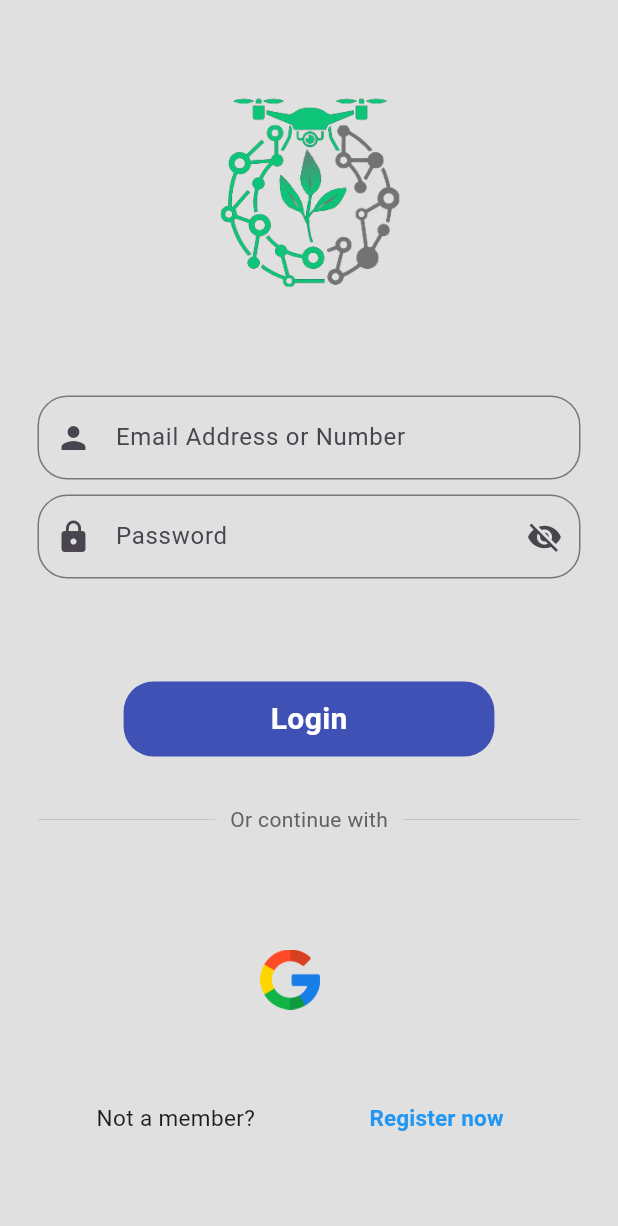
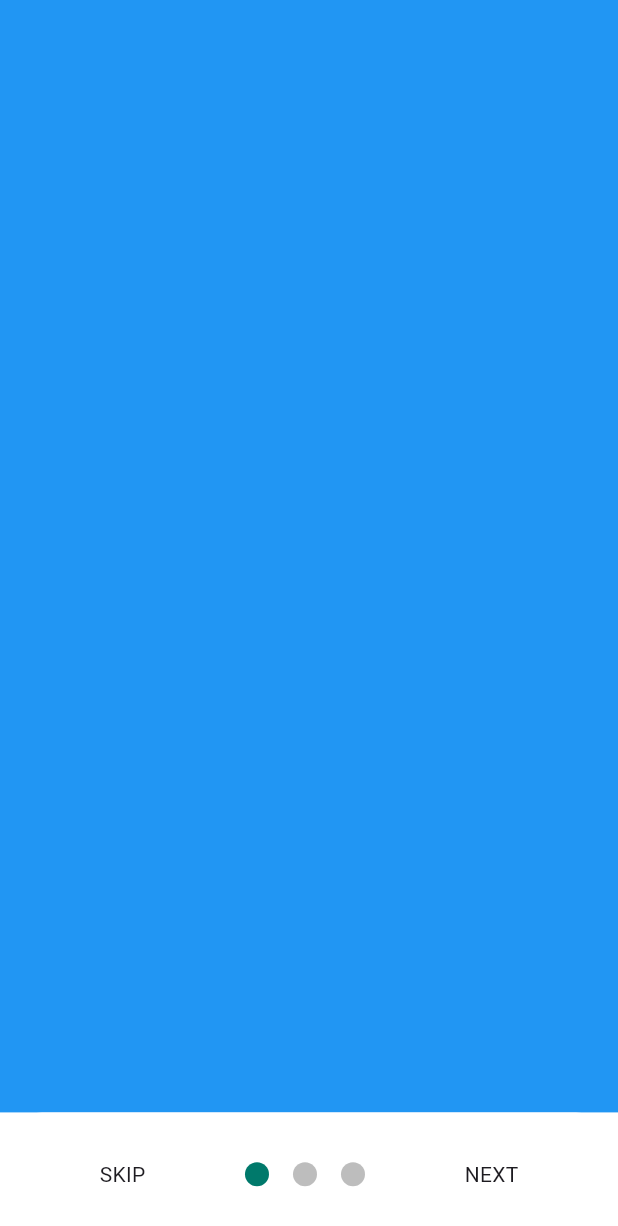
Before and after one commit to Axe-Digital/plantAI, a Flutter app: the screen it shows after launch, on a phone screen of 412 x 824 dp. Shown: the top 1226 px of the screen. Run offline on Flutter 3.47's test engine with Material 3 defaults, Android fonts, the phone set to English and light mode, and no system bars; drawn by our look-alikes of smooth_page_indicator; our stand-ins replace camera, cloud_firestore, firebase_auth, firebase_core, google_sign_in, image_picker and 1 more; missing offline and left inert: tflite_flutter; accounts and stored records are empty.

Commit message:
another commit

```diff
--- a/lib/test.dart
+++ b/lib/test.dart
@@ -0,0 +1,113 @@
+import 'package:flutter/material.dart';
+import 'package:plant_ai/view/home_page.dart';
+import 'package:plant_ai/view/login_page.dart';
+import 'package:smooth_page_indicator/smooth_page_indicator.dart';
+
+class OnBoardingScreen extends StatefulWidget {
+  // final PageController controller;
+  const OnBoardingScreen({
+    super.key,
+  });
+
+  @override
+  State<OnBoardingScreen> createState() => _OnBoardingScreenState();
+}
+
+class _OnBoardingScreenState extends State<OnBoardingScreen> {
+  final PageController _controller = PageController();
+
+  bool _onLastPage = false;
+
+  @override
+  void dispose() {
+    _controller.dispose();
+    super.dispose();
+  }
+
+  @override
+  Widget build(BuildContext context) {
+    final height = MediaQuery.of(context).size.height;
+
+    return Scaffold(
+        body: Stack(
+          children: [
+            PageView(
+              controller: _controller,
+              onPageChanged: (index) {
+                setState(() {
+                  _onLastPage = (index == 2);
+                  // print(_onLastPage);
+                });
+              },
+              children: [
+                Container(
+                  color: Colors.blue,
+                ),
+                Container(
+                  color: Colors.yellow,
+                ),
+                Container(
+                  color: Colors.green,
+                )
+              ],
+            ),
+          ],
+        ),
+        bottomSheet: Container(
+            height: height * 0.10,
+            decoration: const BoxDecoration(color: Colors.white),
+            // decoration: BoxDecoration(borderRadius: BorderRadius.circular(100), border: ),
+            // color: Colors.red,
+            child: !_onLastPage
+                ? Row(
+                    mainAxisAlignment: MainAxisAlignment.spaceEvenly,
+                    children: [
+                      GestureDetector(
+                        onTap: () {
+                          _controller.jumpToPage(2);
+                        },
+                        child: const Text("SKIP"),
+                      ),
+                      SmoothPageIndicator(
+                          controller: _controller,
+                          count: 3,
+                          effect: WormEffect(
+                              spacing: 16,
+                              dotColor: Colors.black26,
+                              activeDotColor: Colors.teal.shade700),
+                          onDotClicked: (index) => _controller.animateToPage(
+                              index,
+                              duration: const Duration(milliseconds: 500),
+                              curve: Curves.easeIn)),
+                      GestureDetector(
+                        onTap: () {
+                          _controller.nextPage(
+                              duration: const Duration(milliseconds: 500),
+                              curve: Curves.easeInOut);
+                        },
+                        child: const Text('NEXT'),
+                      ),
+                    ],
+                  )
+                : Container(
+                    color: Colors.teal.shade700,
+                    child: TextButton(
+                        onPressed: () async {
+                          Navigator.of(context)
+                              .pushReplacement(MaterialPageRoute(
+                                  // ignore: prefer_const_constructors
+                                  builder: ((context) => LoginScreen())));
+                        },
+                        style: TextButton.styleFrom(
+                            elevation: 0.4,
+                            // shape: RoundedRectangleBorder(),
+                            foregroundColor: Colors.white,
+                            backgroundColor: Colors.teal.shade700,
+                            minimumSize: const Size.fromHeight(80)),
+                        child: const Text("Get Started",
+                            style: TextStyle(
+                              fontSize: 24,
+                            ))),
+                  )));
+  }
+}
--- a/lib/view/login_page.dart
+++ b/lib/view/login_page.dart
@@ -163,7 +163,7 @@ class _LoginScreenState extends State<LoginScreen> {
                                     MaterialPageRoute(
                                         // ignore: prefer_const_constructors
                                         builder: (context) => HomeScreen(
-                                              currentTabIndex: 0,
+
                                             )));
                               }
                             });
--- a/lib/view/plant_page.dart
+++ b/lib/view/plant_page.dart
@@ -33,6 +33,9 @@ class _PlantesScreenState extends State<PlantesScreen> {
         crossAxisAlignment: CrossAxisAlignment.center,
         // mainAxisSize: MainAxisSize.min,
         children: [
+          SizedBox(
+            height: height * 0.02,
+          ),
           Container(
             padding: EdgeInsets.only(bottom: 20),
             width: width * 0.9,
@@ -83,7 +86,7 @@ class _PlantesScreenState extends State<PlantesScreen> {
                           crossAxisAlignment: CrossAxisAlignment.center,
                           children: [
                             Container(
-                              height: height / 5,
+                              height: height / 2,
                               width: width / 3,
 
                               // color: Colors.red,
@@ -93,6 +96,7 @@ class _PlantesScreenState extends State<PlantesScreen> {
                                 Model.imageList[index],
                                 width: 100,
                                 height: 1000,
+                                fit: BoxFit.cover,
                               ),
                             ),
                             SizedBox(
--- a/lib/widgets/my_button.dart
+++ b/lib/widgets/my_button.dart
@@ -68,7 +68,7 @@ class _MyButtonState extends State<MyButton> {
               MaterialPageRoute(
                   // ignore: prefer_const_constructors
                   builder: (context) => HomeScreen(
-                        currentTabIndex: 0,
+
                       )));
         }
       });
--- a/lib/widgets/snackbar_utils.dart
+++ b/lib/widgets/snackbar_utils.dart
@@ -1,6 +1,6 @@
 import 'package:flutter/material.dart';
 
-showSnackBarMessage( String message, {BuildContext? context}) {
+dynamic showSnackBarMessage( String message, {BuildContext? context}) {
   return ScaffoldMessenger.of(context!).showSnackBar(
     SnackBar(content: Text(message)),
   );
--- a/pubspec.yaml
+++ b/pubspec.yaml
@@ -55,6 +55,8 @@ dependencies:
   flutter_slidable: ^3.0.1
   hive: ^2.2.3
   hive_flutter: ^1.1.0
+  smooth_page_indicator: ^1.1.0
+  lottie: ^3.0.0
   # toggle_switch: ^2.1.0
   # firebase_ui_auth: ^1.9.0
   # firebase_ui_oauth_facebook: ^1.2.12
```
Also changed, not shown: lib/auth/authentification.dart (+6 -6 lines), lib/main.dart (+9 -3 lines), lib/model/camera_manager.dart (+5 -2 lines), lib/view/camera_page.dart (+74 -49 lines), lib/view/home_page.dart (+10 -9 lines), lib/view/main_piece.dart (+15 -21 lines), lib/view/splash_screen.dart (+15 -14 lines), lib/widgets/gallery.dart (+4 -4 lines), lib/widgets/my_app_bar.dart (+7 -5 lines), assets/plant.png, firebase.json (added), lib/firebase_options.dart, 16 other files.
